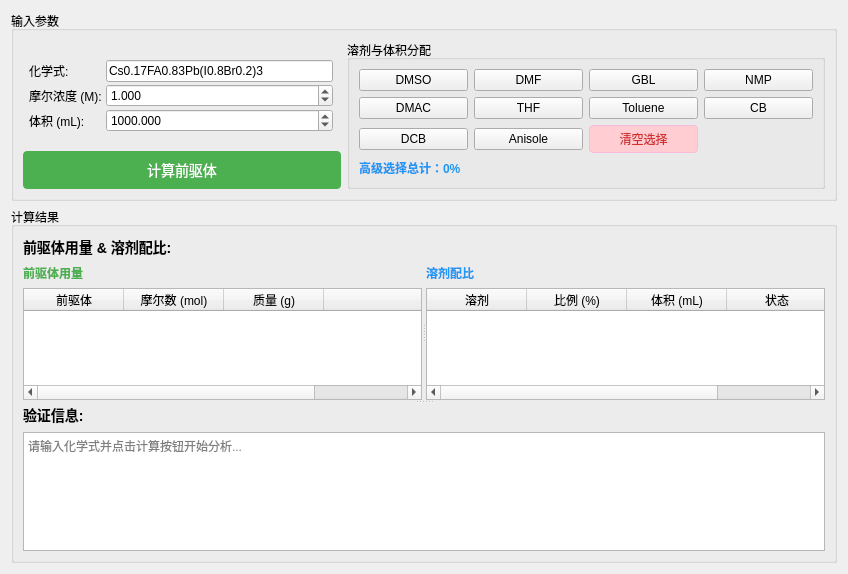
First picture: the form in RecipeAnalyzer/recipeanalyzer.ui, repository LightningFlashEvE/high-throughput-perovskite-medication-system, before the edit.
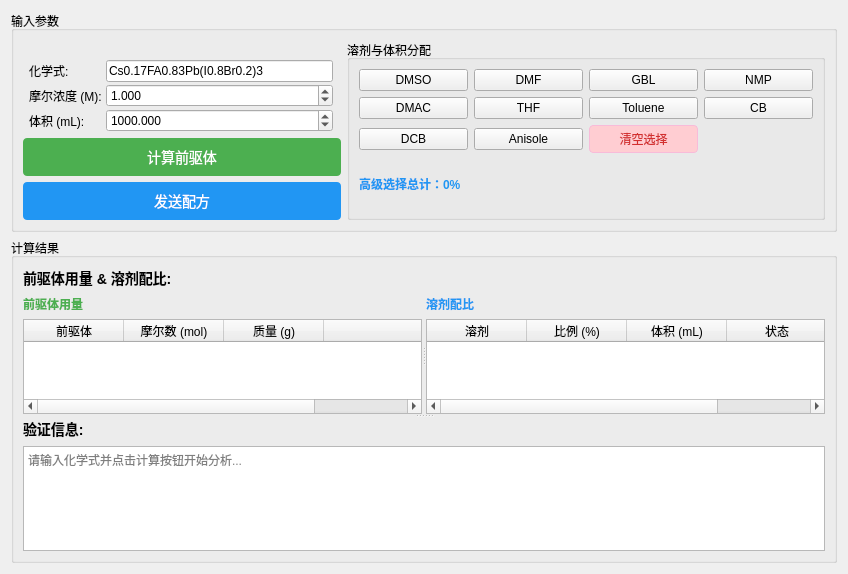
Second picture: the form after the edit. Icons and pictures are not drawn.

The edit to the form file:
```diff
--- a/RecipeAnalyzer/recipeanalyzer.ui
+++ b/RecipeAnalyzer/recipeanalyzer.ui
@@ -142,6 +142,29 @@
             </property>
            </widget>
           </item>
+          <item>
+           <widget class="QPushButton" name="pushButton_send_recipe">
+            <property name="styleSheet">
+             <string>QPushButton {
+    background-color: #2196F3;
+    color: white;
+    border: none;
+    padding: 8px 16px;
+    font-size: 14px;
+    border-radius: 4px;
+}
+QPushButton:hover {
+    background-color: #1976D2;
+}
+QPushButton:pressed {
+    background-color: #1565C0;
+}</string>
+            </property>
+            <property name="text">
+             <string>发送配方</string>
+            </property>
+           </widget>
+          </item>
          </layout>
         </item>
         <item>
```
